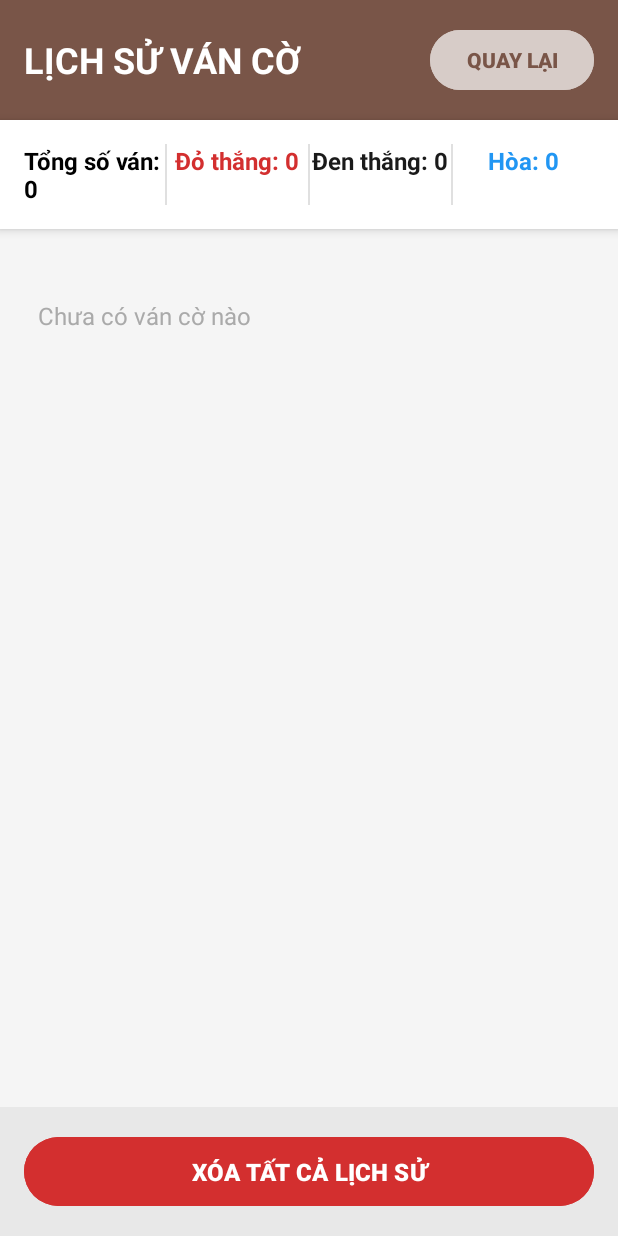
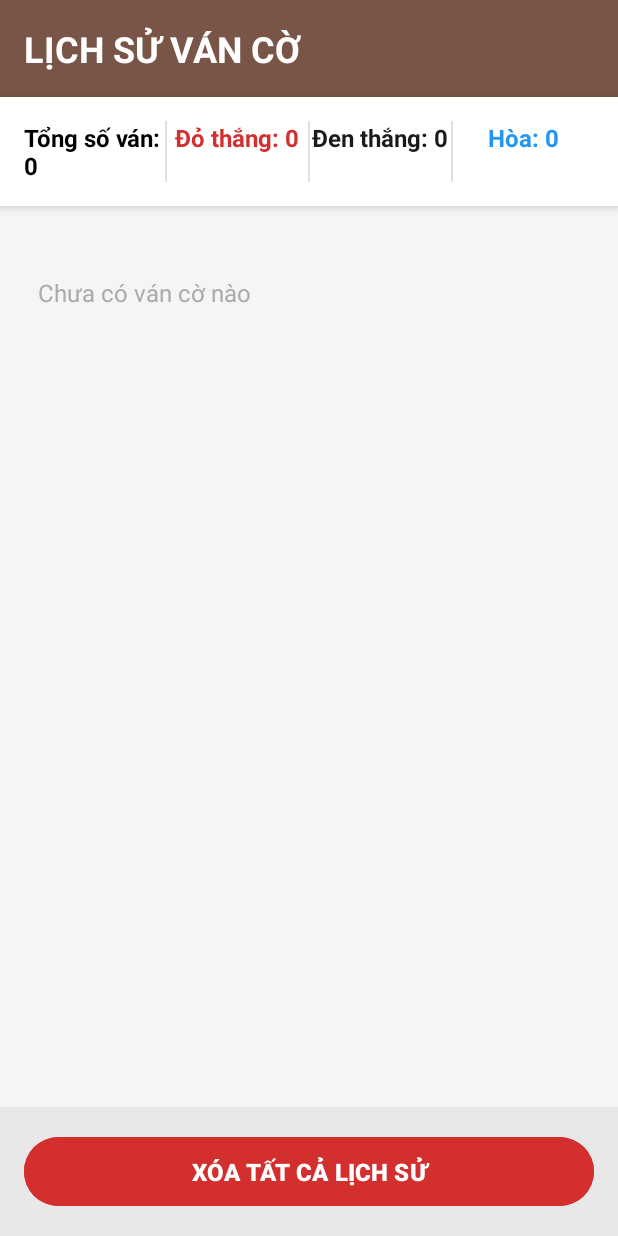
Before and after one commit to vuquang2k50612-pixel/DoAnCoTuong, an Android app: the HistoryActivity screen opened directly, with no data from a screen before it, on a phone screen of 412 x 824 dp. Run offline under Robolectric (Android 15) with nearby library versions, the light colour scheme and no system bars.

Commit message:
Xoa nut quay lai tai giao dien lich su dau

```diff
--- a/app/src/main/java/com/example/doancotuong/HistoryActivity.java
+++ b/app/src/main/java/com/example/doancotuong/HistoryActivity.java
@@ -27,10 +27,8 @@ public class HistoryActivity extends AppCompatActivity {
         historyContainer = findViewById(R.id.historyContainer);
 
         Button btnClearHistory = findViewById(R.id.btnClearHistory);
-        Button btnBack = findViewById(R.id.btnBack);
 
         btnClearHistory.setOnClickListener(v -> showClearConfirmDialog());
-        btnBack.setOnClickListener(v -> finish());
 
         loadHistoryData();
     }
--- a/app/src/main/res/layout/activity_history.xml
+++ b/app/src/main/res/layout/activity_history.xml
@@ -27,16 +27,6 @@
                 android:textColor="#FFFFFF"
                 android:textSize="24sp"
                 android:textStyle="bold" />
-
-            <Button
-                android:id="@+id/btnBack"
-                android:layout_width="wrap_content"
-                android:layout_height="wrap_content"
-                android:backgroundTint="#D7CCC8"
-                android:text="QUAY LẠI"
-                android:textColor="#795548"
-                android:textStyle="bold"
-                android:textSize="14sp" />
         </LinearLayout>
     </LinearLayout>
 
```
